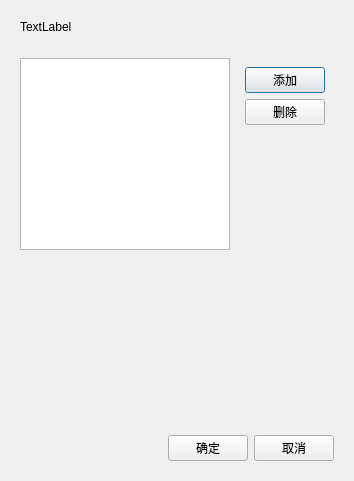
The window that ui/rulelistedit.ui (livegoplayer/trojan-go-configmanager-qt) describes before a commit, drawn with Qt 5.
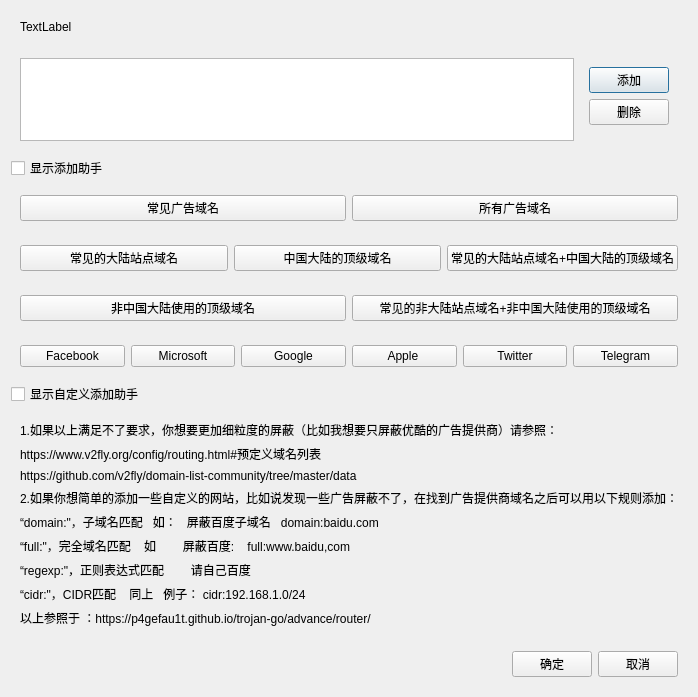
The same window after the commit.

```diff
--- a/ui/rulelistedit.ui
+++ b/ui/rulelistedit.ui
@@ -6,8 +6,8 @@
    <rect>
     <x>0</x>
     <y>0</y>
-    <width>354</width>
-    <height>481</height>
+    <width>676</width>
+    <height>697</height>
    </rect>
   </property>
   <property name="windowTitle">
@@ -17,6 +17,9 @@
    <bool>true</bool>
   </property>
   <layout class="QVBoxLayout" name="verticalLayout_2">
+   <property name="sizeConstraint">
+    <enum>QLayout::SetDefaultConstraint</enum>
+   </property>
    <item>
     <widget class="QWidget" name="widget_4" native="true">
      <layout class="QHBoxLayout" name="horizontalLayout_3">
@@ -62,6 +65,222 @@
      </layout>
     </widget>
    </item>
+   <item>
+    <widget class="QCheckBox" name="addHelper">
+     <property name="text">
+      <string>显示添加助手</string>
+     </property>
+    </widget>
+   </item>
+   <item>
+    <widget class="QWidget" name="adds" native="true">
+     <layout class="QHBoxLayout" name="horizontalLayout_4">
+      <item>
+       <widget class="QPushButton" name="category_ads">
+        <property name="text">
+         <string>常见广告域名</string>
+        </property>
+       </widget>
+      </item>
+      <item>
+       <widget class="QPushButton" name="category_ads_all">
+        <property name="text">
+         <string>所有广告域名</string>
+        </property>
+       </widget>
+      </item>
+     </layout>
+    </widget>
+   </item>
+   <item>
+    <widget class="QWidget" name="china" native="true">
+     <layout class="QHBoxLayout" name="horizontalLayout_5">
+      <item>
+       <widget class="QPushButton" name="geolocation_cn">
+        <property name="text">
+         <string>常见的大陆站点域名</string>
+        </property>
+       </widget>
+      </item>
+      <item>
+       <widget class="QPushButton" name="tld_cn">
+        <property name="text">
+         <string>中国大陆的顶级域名</string>
+        </property>
+       </widget>
+      </item>
+      <item>
+       <widget class="QPushButton" name="cn">
+        <property name="text">
+         <string>常见的大陆站点域名+中国大陆的顶级域名</string>
+        </property>
+       </widget>
+      </item>
+     </layout>
+    </widget>
+   </item>
+   <item>
+    <widget class="QWidget" name="no_china" native="true">
+     <layout class="QHBoxLayout" name="horizontalLayout_8">
+      <item>
+       <widget class="QPushButton" name="notld_cn">
+        <property name="text">
+         <string>非中国大陆使用的顶级域名</string>
+        </property>
+       </widget>
+      </item>
+      <item>
+       <widget class="QPushButton" name="nogeolocation_cn">
+        <property name="text">
+         <string>常见的非大陆站点域名+非中国大陆使用的顶级域名</string>
+        </property>
+       </widget>
+      </item>
+     </layout>
+    </widget>
+   </item>
+   <item>
+    <widget class="QWidget" name="always_use" native="true">
+     <layout class="QHBoxLayout" name="horizontalLayout_7">
+      <item>
+       <widget class="QPushButton" name="Facebook">
+        <property name="text">
+         <string>Facebook</string>
+        </property>
+       </widget>
+      </item>
+      <item>
+       <widget class="QPushButton" name="Microsoft">
+        <property name="text">
+         <string>Microsoft</string>
+        </property>
+       </widget>
+      </item>
+      <item>
+       <widget class="QPushButton" name="Google">
+        <property name="text">
+         <string>Google</string>
+        </property>
+       </widget>
+      </item>
+      <item>
+       <widget class="QPushButton" name="Apple">
+        <property name="text">
+         <string>Apple </string>
+        </property>
+       </widget>
+      </item>
+      <item>
+       <widget class="QPushButton" name="Twitter">
+        <property name="text">
+         <string>Twitter</string>
+        </property>
+       </widget>
+      </item>
+      <item>
+       <widget class="QPushButton" name="Telegram">
+        <property name="text">
+         <string>Telegram</string>
+        </property>
+       </widget>
+      </item>
+     </layout>
+    </widget>
+   </item>
+   <item>
+    <widget class="QCheckBox" name="diyAddHelper">
+     <property name="text">
+      <string>显示自定义添加助手</string>
+     </property>
+    </widget>
+   </item>
+   <item>
+    <widget class="QWidget" name="textdiyhelper" native="true">
+     <layout class="QVBoxLayout" name="verticalLayout_3">
+      <item>
+       <widget class="QLabel" name="label_4">
+        <property name="text">
+         <string>1.如果以上满足不了要求，你想要更加细粒度的屏蔽（比如我想要只屏蔽优酷的广告提供商）请参照：</string>
+        </property>
+       </widget>
+      </item>
+      <item>
+       <widget class="QLabel" name="label_5">
+        <property name="text">
+         <string>https://www.v2fly.org/config/routing.html#预定义域名列表</string>
+        </property>
+        <property name="textInteractionFlags">
+         <set>Qt::LinksAccessibleByMouse|Qt::TextSelectableByMouse</set>
+        </property>
+       </widget>
+      </item>
+      <item>
+       <widget class="QLabel" name="label_6">
+        <property name="text">
+         <string>https://github.com/v2fly/domain-list-community/tree/master/data</string>
+        </property>
+        <property name="textInteractionFlags">
+         <set>Qt::LinksAccessibleByMouse|Qt::TextSelectableByMouse</set>
+        </property>
+       </widget>
+      </item>
+      <item>
+       <widget class="QLabel" name="label_7">
+        <property name="text">
+         <string>2.如果你想简单的添加一些自定义的网站，比如说发现一些广告屏蔽不了，在找到广告提供商域名之后可以用以下规则添加：</string>
+        </property>
+       </widget>
+      </item>
+      <item>
+       <widget class="QLabel" name="label_8">
+        <property name="text">
+         <string>“domain:&quot;，子域名匹配   如：   屏蔽百度子域名   domain:baidu.com</string>
+        </property>
+        <property name="textInteractionFlags">
+         <set>Qt::LinksAccessibleByMouse|Qt::TextSelectableByMouse</set>
+        </property>
+       </widget>
+      </item>
+      <item>
+       <widget class="QLabel" name="label_9">
+        <property name="text">
+         <string>“full:&quot;，完全域名匹配    如        屏蔽百度:    full:www.baidu,com</string>
+        </property>
+        <property name="textInteractionFlags">
+         <set>Qt::LinksAccessibleByMouse|Qt::TextSelectableByMouse</set>
+        </property>
+       </widget>
+      </item>
+      <item>
+       <widget class="QLabel" name="label_10">
+        <property name="text">
+         <string>“regexp:&quot;，正则表达式匹配        请自己百度</string>
+        </property>
+       </widget>
+      </item>
+      <item>
+       <widget class="QLabel" name="label_11">
+        <property name="text">
+         <string>“cidr:&quot;，CIDR匹配    同上   例子： cidr:192.168.1.0/24</string>
+        </property>
+        <property name="textInteractionFlags">
+         <set>Qt::LinksAccessibleByMouse|Qt::TextSelectableByMouse</set>
+        </property>
+       </widget>
+      </item>
+      <item>
+       <widget class="QLabel" name="label_12">
+        <property name="text">
+         <string>以上参照于 ：https://p4gefau1t.github.io/trojan-go/advance/router/</string>
+        </property>
+        <property name="textInteractionFlags">
+         <set>Qt::LinksAccessibleByMouse|Qt::TextSelectableByMouse</set>
+        </property>
+       </widget>
+      </item>
+     </layout>
+    </widget>
+   </item>
    <item>
     <spacer name="verticalSpacer">
      <property name="orientation">
```
